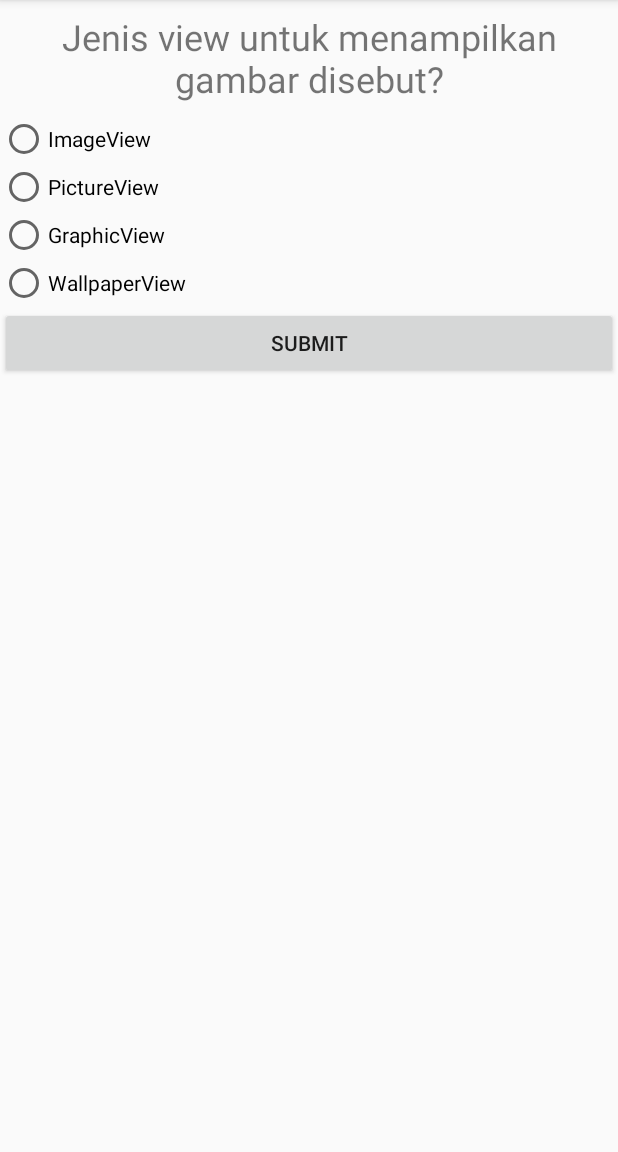
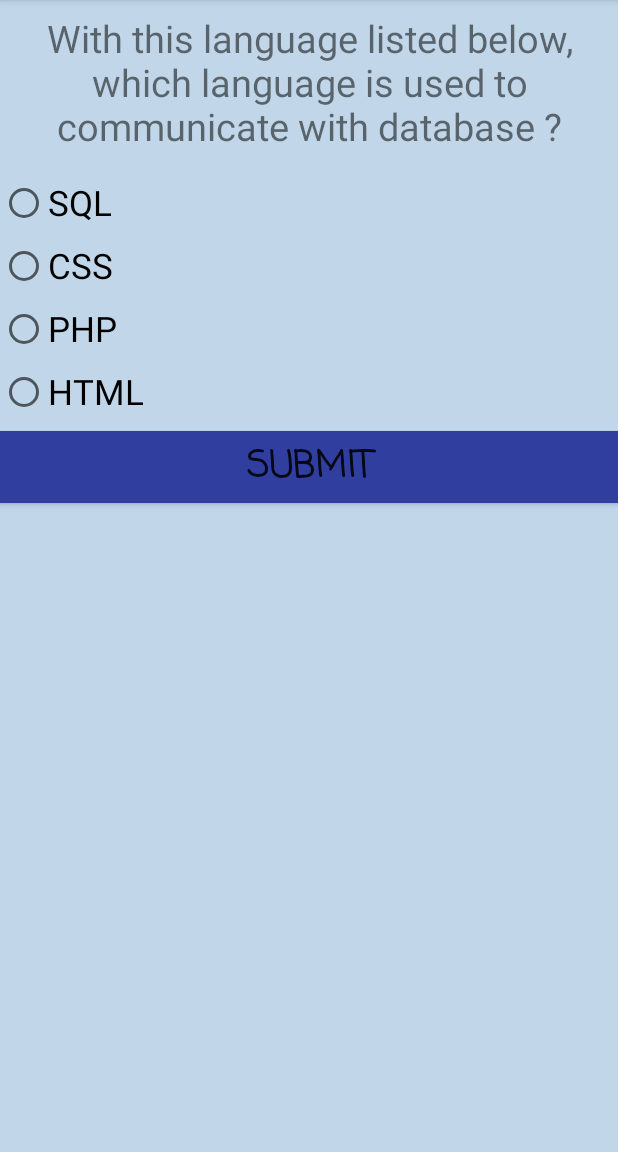
Before and after one commit to fisyania/FinalProjectIAK, an Android app: the QuizActivity screen opened directly, with no data from a screen before it, after a tap on "SUBMIT", on a phone screen of 412 x 824 dp, the part 84-1236 px from its top. Run offline under Robolectric (Android 15) with nearby library versions, the phone set to English and light mode, and no system bars.

Commit message:
Versi Akhir

```diff
--- a/app/src/main/AndroidManifest.xml
+++ b/app/src/main/AndroidManifest.xml
@@ -24,7 +24,7 @@
         </activity>
         <activity
             android:name=".MainMenuActivity"
-            android:label="Choose Your Programming Language" />
+            android:label="Quiz Material" />
         <activity android:name=".MenuPilihan" />
         <activity android:name=".QuizActivity"></activity>
     </application>
--- a/app/src/main/java/com/creativeerror/finalproject/MainMenuActivity.java
+++ b/app/src/main/java/com/creativeerror/finalproject/MainMenuActivity.java
@@ -43,7 +43,7 @@ public class MainMenuActivity extends AppCompatActivity {
             addToList(R.drawable.html, "HTML", "You Choose HTML");
             addToList(R.drawable.note, "HTML stands for Hypertext Markup Language, a standardized system for tagging text files to achieve font, color, graphic, and hyperlink effects on World Wide Web pages","Hypertext Markup Language");
             addToList(R.drawable.java, "JAVA", "You Choose JAVA");
-            addToList(R.drawable.note, "JAVA is a general-purpose computer programming language that is concurrent, class-based, object-oriented,[14] and specifically designed to have as few implementation dependencies as possible","JAVA");
+            addToList(R.drawable.note, "JAVA is a general-purpose computer programming language that is concurrent, class-based, object-oriented, and specifically designed to have as few implementation dependencies as possible","JAVA");
             addToList(R.drawable.php, "PHP", "You Choose PHP");
             addToList(R.drawable.note,"PHP is an acronym for PHP: Hypertext Preprocessor\n" +
                     "it's widely-used, open source scripting language\n" +
--- a/app/src/main/java/com/creativeerror/finalproject/QuizActivity.java
+++ b/app/src/main/java/com/creativeerror/finalproject/QuizActivity.java
@@ -54,10 +54,11 @@ public class QuizActivity extends AppCompatActivity {
 
     //digunakan untuk menset soal
     void prepareData(){
-        setQuestion("Dibawah ini activity lifecycle pada android kecuali?", "onCreate", "onStart", "onResume", "onCenter", "D");
-        setQuestion("Jenis view untuk menampilkan gambar disebut?", "ImageView", "PictureView", "GraphicView", "WallpaperView", "A");
-        setQuestion("untuk berpindah dari satu activity ke activity lain dapat menggunakan perintah?", "Move", "Intent", "Change", "Link", "B");
-
+        setQuestion("What does CSS stand for?", "Colorful Style Sheets", "Creative Style Sheets", "Computer Style Sheets", "Cascading Style Sheets", "D");
+        setQuestion("With this language listed below, which language is used to communicate with database ?", "SQL", "CSS", "PHP", "HTML", "A");
+        setQuestion("What does PHP stand for?", "Personal Hypertext Processor", "PHP: Hypertext Preprocessor", "Private Home Page", "Private Home Preprocessor", "B");
+        setQuestion("In the answer below, which one is used to control the layout of multiple web pages all at once ?", "CSS", "JAVA", "PHP", "HTML", "A");
+        setQuestion("Which language has Object-Oriented-Programming ?", "JAVA", "CSS", "PHP", "HTML", "A");
     }
 
     void setData(){
@@ -89,10 +90,10 @@ public class QuizActivity extends AppCompatActivity {
 
         int selectedAnsewer = optionGroup.indexOfChild(findViewById(optionGroup.getCheckedRadioButtonId()));
         if(index == selectedAnsewer){
-            Toast.makeText(this, "Benar", Toast.LENGTH_SHORT).show();
+            Toast.makeText(this, "Correct :D", Toast.LENGTH_SHORT).show();
         }
         else{
-            Toast.makeText(this, "Salah", Toast.LENGTH_SHORT).show();
+            Toast.makeText(this, "Wrong :(", Toast.LENGTH_SHORT).show();
         }
     }
 
--- a/app/src/main/res/layout/activity_quiz.xml
+++ b/app/src/main/res/layout/activity_quiz.xml
@@ -5,7 +5,8 @@
     android:layout_width="match_parent"
     android:layout_height="match_parent"
     android:orientation="vertical"
-    tools:context="com.creativeerror.finalproject.QuizActivity">
+    tools:context="com.creativeerror.finalproject.QuizActivity"
+    android:background="#c1d7e9">
     <TextView
         android:id="@+id/mTextQuestion"
         android:padding="8dp"
@@ -13,7 +14,7 @@
         android:layout_width="match_parent"
         android:layout_height="wrap_content"
         android:text="Question"
-        android:textSize="24dp"/>
+        android:textSize="25dp"/>
 
     <RadioGroup
         android:id="@+id/optionGroup"
@@ -23,29 +24,42 @@
             android:id="@+id/optionA"
             android:layout_width="match_parent"
             android:text="Option A"
-            android:layout_height="wrap_content" />
+            android:layout_height="wrap_content"
+            android:textSize="23dp"
+            android:layout_marginTop="10dp"/>
         <RadioButton
             android:id="@+id/optionB"
             android:layout_width="match_parent"
             android:text="Option B"
-            android:layout_height="wrap_content" />
+            android:layout_height="wrap_content"
+            android:textSize="23dp"
+            android:layout_marginTop="10dp"/>
         <RadioButton
             android:id="@+id/optionC"
             android:layout_width="match_parent"
             android:text="Option C"
-            android:layout_height="wrap_content" />
+            android:layout_height="wrap_content"
+            android:textSize="23dp"
+            android:layout_marginTop="10dp"/>
         <RadioButton
             android:id="@+id/optionD"
             android:layout_width="match_parent"
             android:text="Option D"
-            android:layout_height="wrap_content" />
+            android:layout_height="wrap_content"
+            android:textSize="23dp"
+            android:layout_marginTop="10dp"/>
     </RadioGroup>
 
     <Button
         android:id="@+id/mBtnSubmit"
         android:layout_width="match_parent"
         android:layout_height="wrap_content"
-        android:text="submit"/>
+        android:text="submit"
+        android:textSize="24dp"
+        android:background="@color/colorPrimaryDark"
+        android:fontFamily="casual"
+        android:textStyle="bold"
+        android:layout_marginTop="10dp"/>
 
 
 </LinearLayout>
```
Also changed, not shown: app/src/main/res/layout/activity_menu_pilihan.xml (+29 -8 lines), app/src/main/res/drawable/materi.png (added), app/src/main/res/mipmap-hdpi/materi.png (added), app/src/main/res/mipmap-hdpi/quizicon.png (added).
